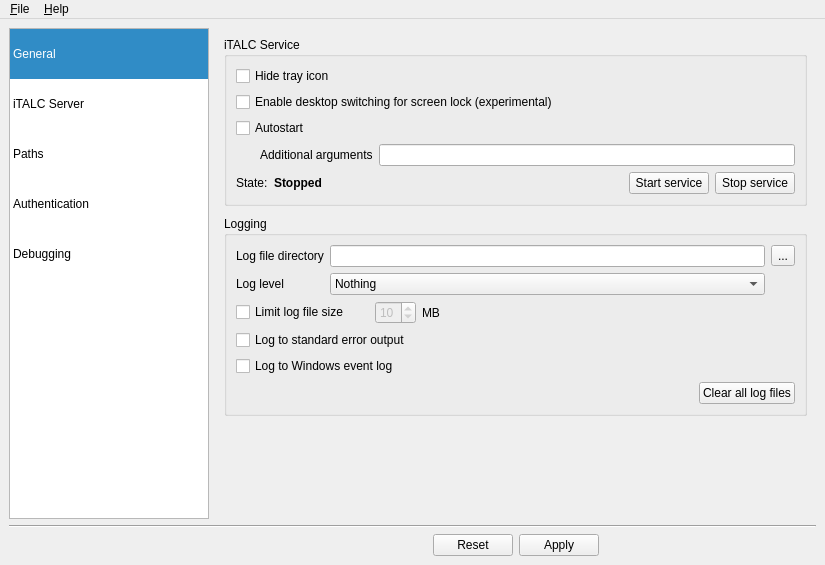
The window that imc/Forms/MainWindow.ui (veyon/veyon) describes before a commit, drawn with Qt 5.
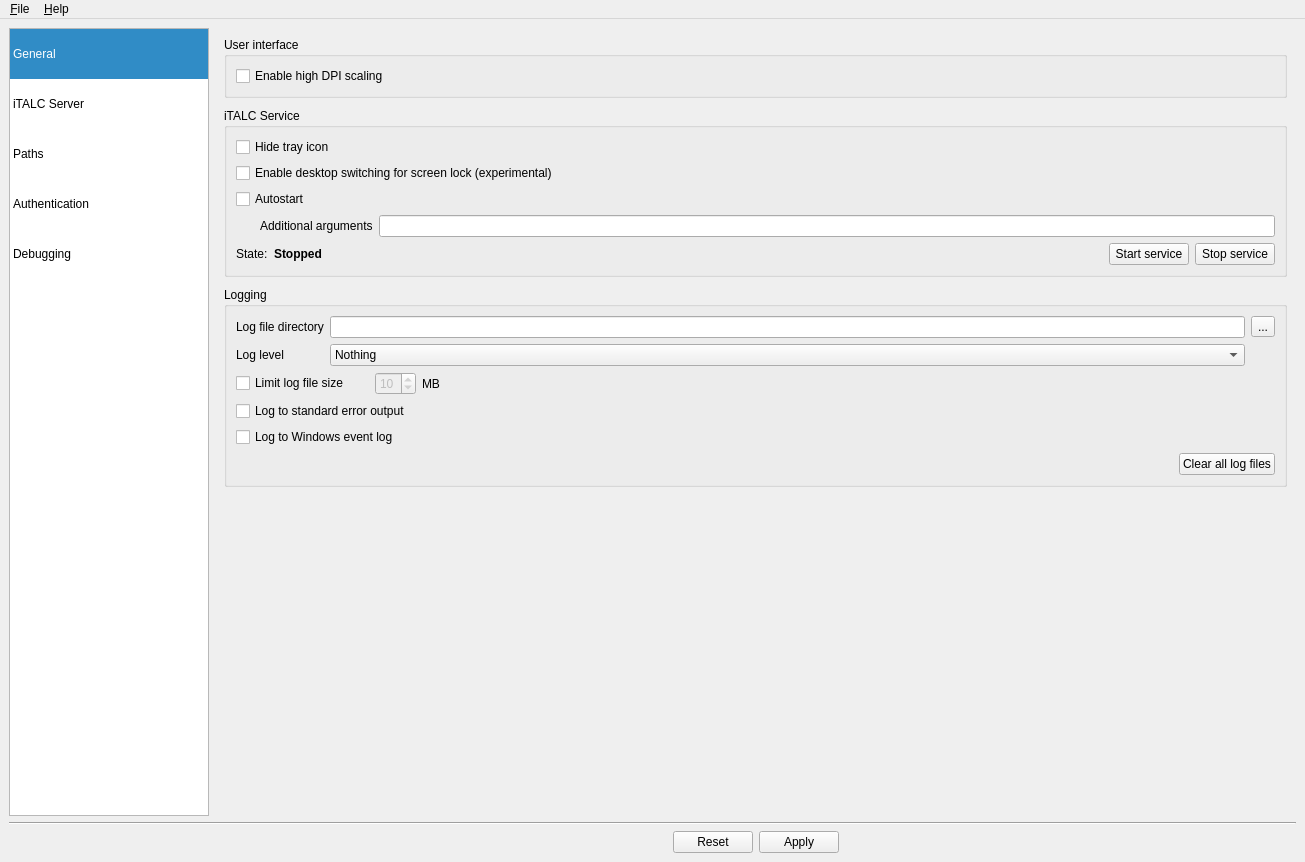
The same window after the commit. Icons and pictures are not drawn.

Commit message: IMC/MainWindow: added checkbox for enabling high DPI scaling

What changed in the file:
```diff
--- a/imc/Forms/MainWindow.ui
+++ b/imc/Forms/MainWindow.ui
@@ -6,8 +6,8 @@
    <rect>
     <x>0</x>
     <y>0</y>
-    <width>715</width>
-    <height>565</height>
+    <width>1305</width>
+    <height>862</height>
    </rect>
   </property>
   <property name="windowTitle">
@@ -129,10 +129,26 @@
        <number>0</number>
       </property>
       <widget class="QWidget" name="generalSettingsPage">
-       <layout class="QVBoxLayout" name="verticalLayout_2" stretch="0,0,1">
+       <layout class="QVBoxLayout" name="verticalLayout_2" stretch="0,0,0,1">
         <property name="spacing">
          <number>10</number>
         </property>
+        <item>
+         <widget class="QGroupBox" name="groupBox_11">
+          <property name="title">
+           <string>User interface</string>
+          </property>
+          <layout class="QGridLayout" name="gridLayout_13">
+           <item row="0" column="0" colspan="2">
+            <widget class="QCheckBox" name="isHighDPIScalingEnabled">
+             <property name="text">
+              <string>Enable high DPI scaling</string>
+             </property>
+            </widget>
+           </item>
+          </layout>
+         </widget>
+        </item>
         <item>
          <widget class="QGroupBox" name="groupBox_3">
           <property name="title">
@@ -1397,8 +1413,8 @@
     <rect>
      <x>0</x>
      <y>0</y>
-     <width>715</width>
-     <height>25</height>
+     <width>1305</width>
+     <height>35</height>
     </rect>
    </property>
    <widget class="QMenu" name="menu_File">
```
Left out of the diff: 2 changed lines with no effect on the pictures.
